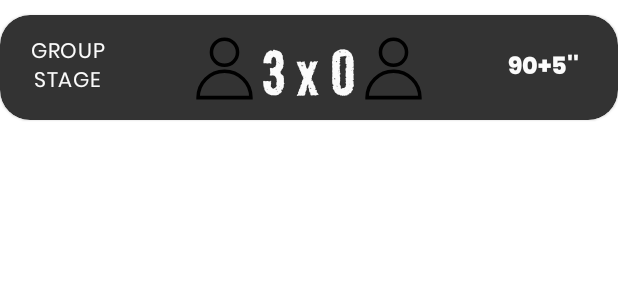
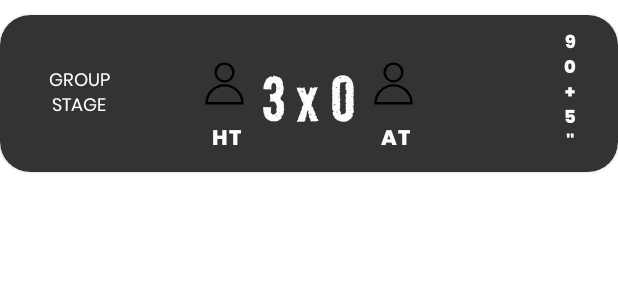
Before and after one commit to joaovq/InfoFootbballApp, an Android app: the layout items_match.xml on its own in the app's theme, with its tools: preview values and no code run, on a phone screen of 412 x 824 dp. Shown: the top 300 px of the screen. Run offline under Robolectric (Android 15) with nearby library versions, the phone set to English and light mode, and no system bars.

Commit message:
refactor: implements databinding

```diff
--- a/app/src/main/res/layout/items_match.xml
+++ b/app/src/main/res/layout/items_match.xml
@@ -1,7 +1,13 @@
 <?xml version="1.0" encoding="utf-8"?>
+<layout>
+    <data>
+        <variable
+            name="match"
+            type="br.com.joaovitorqueiroz.footballapi.ui.matchscreen.model.Match" />
+    </data>
     <androidx.cardview.widget.CardView xmlns:android="http://schemas.android.com/apk/res/android"
         android:layout_width="match_parent"
-    android:layout_height="70dp"
+        android:layout_height="wrap_content"
         xmlns:app="http://schemas.android.com/apk/res-auto"
         xmlns:tools="http://schemas.android.com/tools"
         style="@style/ItemMatchesStyle"
@@ -9,6 +15,7 @@
         app:cardCornerRadius="@dimen/corner_radius_item_match_card">
         <androidx.constraintlayout.widget.ConstraintLayout
             android:layout_width="match_parent"
+            android:padding="@dimen/card_item_space_into"
             android:layout_height="match_parent">
             <androidx.appcompat.widget.AppCompatTextView
                 android:id="@+id/tv_competion_stage"
@@ -16,20 +23,42 @@
                 android:maxWidth="@dimen/max_width_text_competition_stage"
                 android:gravity="center"
                 tools:text="GROUP STAGE"
+                android:text="@{match.stage.value}"
                 android:fontFamily="@font/poppins_family"
                 style="@style/TextItemPrimaryColor"
-           android:textAppearance="@style/TextBody"
                 app:layout_constraintTop_toTopOf="parent"
+                android:textSize="@dimen/text_regular12sp"
                 android:layout_marginStart="@dimen/space_10dp"
                 app:layout_constraintBottom_toBottomOf="parent"
                 app:layout_constraintStart_toStartOf="parent"
                 android:layout_height="wrap_content"/>
+
+            <androidx.appcompat.widget.AppCompatTextView
+                android:id="@+id/tv_name_home_team"
+                style="@style/TextItemPrimaryColor"
+                android:layout_width="wrap_content"
+                android:layout_height="wrap_content"
+                android:layout_marginStart="@dimen/space_10dp"
+                android:fontFamily="@font/poppins_family"
+                android:gravity="center"
+                android:maxWidth="@dimen/max_width_text_competition_stage"
+                android:text="@{match.homeTeam.tla}"
+                android:textAppearance="@style/TextBody"
+                android:textStyle="bold"
+                app:layout_constraintEnd_toEndOf="@id/iv_home_team"
+                app:layout_constraintHorizontal_bias="0.3"
+                app:layout_constraintStart_toStartOf="@id/iv_home_team"
+                app:layout_constraintTop_toBottomOf="@id/iv_home_team"
+                tools:text="HT" />
+
             <androidx.appcompat.widget.AppCompatImageView
                 android:id="@+id/iv_home_team"
                 android:layout_width="@dimen/emblem_size_item_match"
                 android:layout_height="@dimen/emblem_size_item_match"
                 tools:srcCompat="@drawable/ic_profile"
-           app:layout_constraintTop_toTopOf="@id/tv_score"
+                app:urlImg="@{match.homeTeam.crest}"
+                android:padding="@dimen/space_8dp"
+                app:layout_constraintTop_toTopOf="parent"
                 app:layout_constraintBottom_toBottomOf="@id/tv_score"
                 app:layout_constraintEnd_toStartOf="@id/tv_score"
                 />
@@ -40,6 +69,7 @@
                 android:fontFamily="@font/road_rage_regular"
                 style="@style/TextItemPrimaryColor"
                 android:textSize="@dimen/text_size_score_item_match"
+                app:textScore="@{match.score}"
                 app:layout_constraintTop_toTopOf="parent"
                 app:layout_constraintBottom_toBottomOf="parent"
                 app:layout_constraintStart_toStartOf="parent"
@@ -49,20 +79,40 @@
                 android:id="@+id/iv_away_team"
                 android:layout_width="@dimen/emblem_size_item_match"
                 android:layout_height="@dimen/emblem_size_item_match"
+                android:padding="@dimen/space_8dp"
+                app:urlImg="@{match.awayTeam.crest}"
                 tools:srcCompat="@drawable/ic_profile"
-           app:layout_constraintTop_toTopOf="@id/tv_score"
+                app:layout_constraintTop_toTopOf="parent"
                 app:layout_constraintBottom_toBottomOf="@id/tv_score"
                 app:layout_constraintStart_toEndOf="@id/tv_score"
                 />
             <androidx.appcompat.widget.AppCompatTextView
+                android:id="@+id/tv_name_away_team"
+                style="@style/TextItemPrimaryColor"
+                android:layout_width="wrap_content"
+                android:layout_height="wrap_content"
+                android:layout_marginStart="@dimen/space_10dp"
+                android:fontFamily="@font/poppins_family"
+                android:gravity="center"
+                android:maxWidth="@dimen/max_width_text_competition_stage"
+                android:text="@{match.awayTeam.tla}"
+                android:textAppearance="@style/TextBody"
+                android:textStyle="bold"
+                app:layout_constraintEnd_toEndOf="@id/iv_away_team"
+                app:layout_constraintHorizontal_bias="0.3"
+                app:layout_constraintStart_toStartOf="@id/iv_away_team"
+                app:layout_constraintTop_toBottomOf="@id/iv_away_team"
+                tools:text="AT" />
+            <androidx.appcompat.widget.AppCompatTextView
                 android:id="@+id/tv_match_time"
-           android:layout_width="60dp"
+                android:layout_width="@dimen/width_time_match_item"
                 android:gravity="center"
                 tools:text="90+5\''"
                 app:layout_constraintTop_toTopOf="parent"
                 android:fontFamily="@font/poppins_family"
                 style="@style/TextItemPrimaryColor"
-           android:textSize="@dimen/text_subject16sp"
+                android:text="@{match.status.value}"
+                android:textSize="@dimen/text_regular12sp"
                 android:textStyle="bold"
                 app:layout_constraintBottom_toBottomOf="parent"
                 android:layout_marginEnd="@dimen/space_20dp"
@@ -70,3 +120,4 @@
                 android:layout_height="wrap_content"/>
         </androidx.constraintlayout.widget.ConstraintLayout>
     </androidx.cardview.widget.CardView>
+</layout>
--- a/app/src/main/res/values-night/strings.xml
+++ /dev/null
@@ -1,4 +0,0 @@
-<?xml version="1.0" encoding="utf-8"?>
-<resources>
-    <string name="app_name_info_football">Info Football</string>
-</resources>
--- a/app/src/main/res/values/strings.xml
+++ b/app/src/main/res/values/strings.xml
@@ -12,4 +12,5 @@
     <string name="text_your_matches">YOUR MATCHES</string>
     <string name="message_success_state_default">Success</string>
     <string name="message_error_state_default">Error</string>
+    <string name="text_score_item_match">%d X %d</string>
 </resources>
```
Also changed, not shown: app/src/main/java/br/com/joaovitorqueiroz/footballapi/ui/matches/adapter/CompetitionItemAdapter.kt (added, +59 -0 lines), app/src/main/java/br/com/joaovitorqueiroz/footballapi/ui/matches/adapter/MatchItemAdapter.kt (added, +44 -0 lines), app/src/main/java/br/com/joaovitorqueiroz/footballapi/ui/matches/data/model/CompetitionList.kt (added, +9 -0 lines), app/src/main/res/layout/item_matches_competition.xml (+14 -1 lines). Lines whose indentation alone changed are shown as unchanged.
